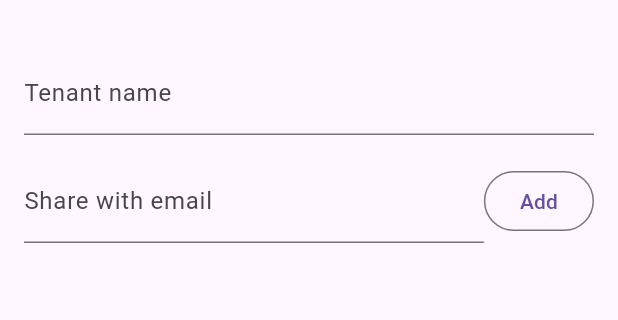
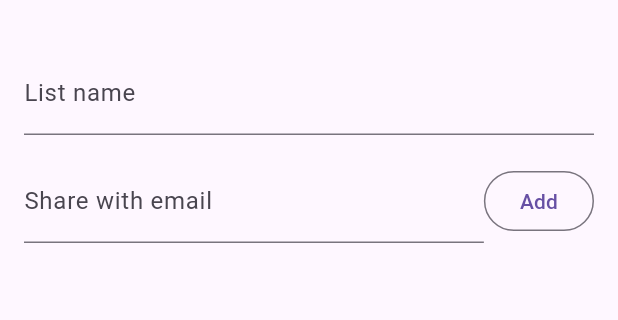
Before and after one commit to NeedNot/rent_tracker, a Flutter app: the EditListScreen screen opened by its route, on a phone screen of 412 x 824 dp, the part 57-377 px from its top. Run offline on Flutter 3.47's test engine with Material 3 defaults, Android fonts, the phone set to English and light mode, and no system bars; our stand-ins replace cloud_firestore, equatable, firebase_auth, firebase_core, flutter_riverpod, go_router and 4 more; missing offline and left inert: firebase_ui_auth, firebase_ui_oauth_google; accounts and stored records are empty; generated files the repository leaves out were written again.

Commit message:
fixed using tenant name instead of list name

```diff
--- a/lib/src/features/lists/presentation/edit_list_screen_controller/edit_list_screen.dart
+++ b/lib/src/features/lists/presentation/edit_list_screen_controller/edit_list_screen.dart
@@ -150,7 +150,7 @@ class _EditListScreenState extends ConsumerState<EditListScreen> {
   List<Widget> _buildFormChildren() {
     return [
       TextFormField(
-        decoration: const InputDecoration(labelText: 'Tenant name'),
+        decoration: const InputDecoration(labelText: 'List name'),
         initialValue: _name,
         validator: (value) =>
             (value ?? '').isNotEmpty ? null : 'Name can\'t be empty',
```
